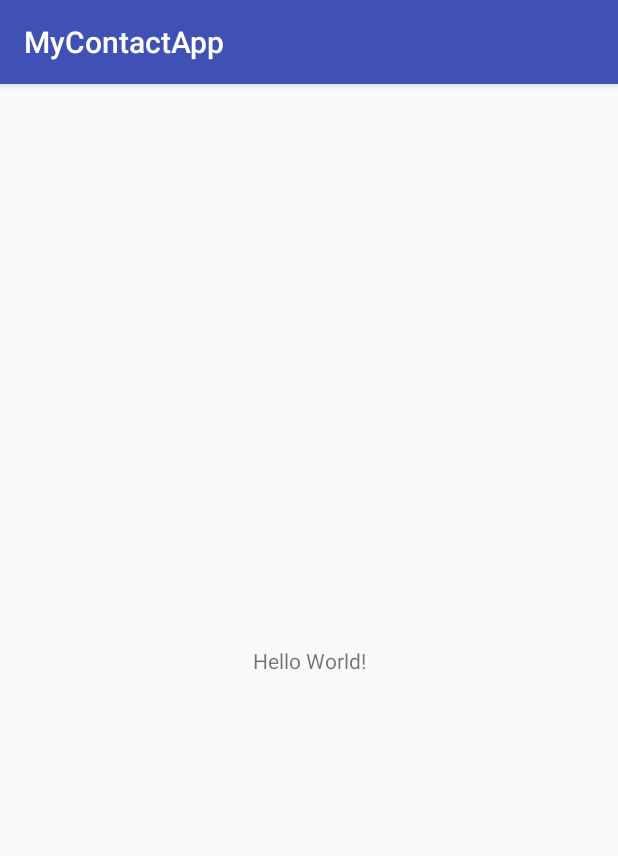
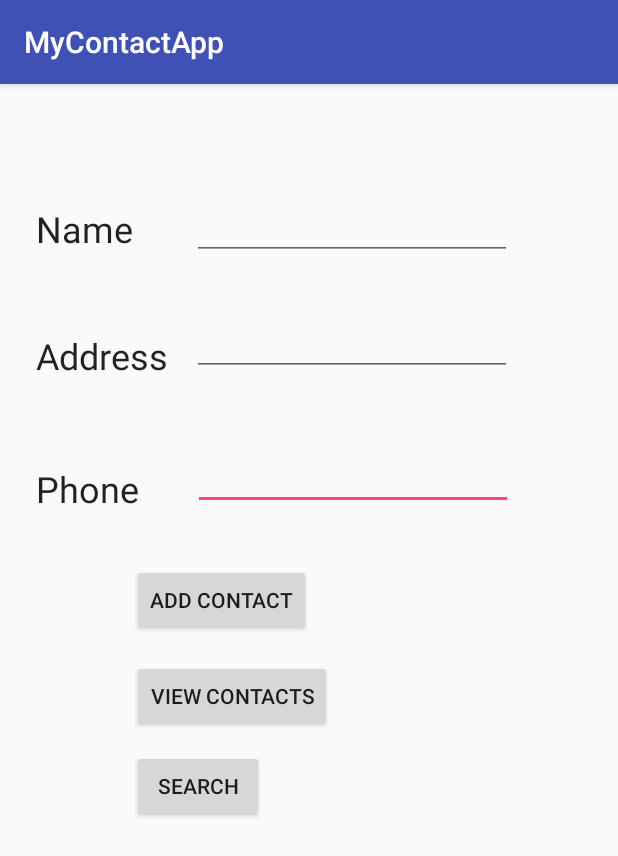
Before and after one commit to jonest8389/SQLnotes, an Android app: the screen it shows after launch (MainActivity), on a phone screen of 412 x 824 dp. Shown: the top 856 px of the screen. Run offline under Robolectric (Android 15) with nearby library versions, the phone set to English and light mode, and no system bars.

Commit message:
Added SearchActivity & worked on MainActivity

```diff
--- a/MyContactApp/app/src/main/AndroidManifest.xml
+++ b/MyContactApp/app/src/main/AndroidManifest.xml
@@ -16,6 +16,7 @@
                 <category android:name="android.intent.category.LAUNCHER" />
             </intent-filter>
         </activity>
+        <activity android:name=".SearchActivity"></activity>
     </application>
 
 </manifest>
--- a/MyContactApp/app/src/main/java/com/example/jonest8389/mycontactapp/DatabaseHelper.java
+++ b/MyContactApp/app/src/main/java/com/example/jonest8389/mycontactapp/DatabaseHelper.java
@@ -1,22 +1,28 @@
 package com.example.jonest8389.mycontactapp;
 
 import android.content.Context;
+import android.database.Cursor;
 import android.database.sqlite.SQLiteDatabase;
 import android.database.sqlite.SQLiteOpenHelper;
 import android.util.Log;
+import android.content.ContentValues;
 
 public class DatabaseHelper extends SQLiteOpenHelper {
 
-    public static final int DATABASE_VERSION = 1;
+    public static final int DATABASE_VERSION = 3;
     public static final String DATABASE_NAME = "Contact2018.db";
+
     public static final String TABLE_NAME = "Contact2018_table";
     public static final String ID = "ID";
-    public static final String COLUMN_NAME_CONTACT = "contact";
+    public static final String COLUMN_NAME_CONTACT = "name";
+    public static final String COLUMN_ADDRESS_CONTACT = "address";
+    public static final String COLUMN_PHONE_CONTACT = "phone";
 
     public static final String SQL_CREATE_ENTRIES =
             "CREATE TABLE " + TABLE_NAME + " (" +
                     ID + " INTEGER PRIMARY KEY AUTOINCREMENT," +
-                    COLUMN_NAME_CONTACT + " TEXT)";
+                    COLUMN_NAME_CONTACT + " TEXT," + COLUMN_ADDRESS_CONTACT
+                    + " TEXT," + COLUMN_PHONE_CONTACT + " TEXT)";
 
     public static final String SQL_DELETE_ENTRIES =
             "DROP TABLE IF EXISTS " + TABLE_NAME;
@@ -38,4 +44,30 @@ public class DatabaseHelper extends SQLiteOpenHelper {
         db.execSQL(SQL_DELETE_ENTRIES);
     }
 
+    public boolean insertData(String name){
+        Log.d("MyContactApp","DatabaseHelper: inserting data");
+        SQLiteDatabase db = this.getWritableDatabase();
+        ContentValues contentValues = new ContentValues();
+        contentValues.put(COLUMN_NAME_CONTACT, name);
+
+        long result = db.insert(TABLE_NAME, null, contentValues);
+
+        if (result == -1){
+           Log.d("MyContactApp","DatabaseHelper: Contact insert - FAILED");
+           return false;
+           }
+        else {
+            Log.d("MyContactApp","DatabaseHelper: Contact insert - PASSED");
+           return true;
+
+       }
+    }
+
+    public Cursor getAllData(){
+        Log.d("MyContactApp","DatabaseHelper: pulling all records from db");
+        SQLiteDatabase db = this.getWritableDatabase();
+        Cursor res = db.rawQuery("select * from " + TABLE_NAME, null);
+        return res;
+    }
+
 }
--- a/MyContactApp/app/src/main/res/layout/activity_main.xml
+++ b/MyContactApp/app/src/main/res/layout/activity_main.xml
@@ -7,12 +7,102 @@
     tools:context=".MainActivity">
 
     <TextView
+        android:id="@+id/textView_address"
         android:layout_width="wrap_content"
         android:layout_height="wrap_content"
-        android:text="Hello World!"
-        app:layout_constraintBottom_toBottomOf="parent"
-        app:layout_constraintLeft_toLeftOf="parent"
-        app:layout_constraintRight_toRightOf="parent"
+        android:layout_marginStart="24dp"
+        android:layout_marginTop="52dp"
+        android:text="Address"
+        android:textAppearance="@style/TextAppearance.AppCompat.Headline"
+        app:layout_constraintStart_toStartOf="parent"
+        app:layout_constraintTop_toBottomOf="@+id/textView_name" />
+
+    <TextView
+        android:id="@+id/textView_phone"
+        android:layout_width="wrap_content"
+        android:layout_height="wrap_content"
+        android:layout_marginStart="24dp"
+        android:layout_marginTop="56dp"
+        android:text="Phone"
+        android:textAppearance="@style/TextAppearance.AppCompat.Headline"
+        app:layout_constraintStart_toStartOf="parent"
+        app:layout_constraintTop_toBottomOf="@+id/textView_address" />
+
+    <TextView
+        android:id="@+id/textView_name"
+        android:layout_width="wrap_content"
+        android:layout_height="wrap_content"
+        android:layout_marginStart="24dp"
+        android:layout_marginTop="80dp"
+        android:text="Name"
+        android:textAppearance="@style/TextAppearance.AppCompat.Headline"
+        app:layout_constraintStart_toStartOf="parent"
         app:layout_constraintTop_toTopOf="parent" />
 
+    <EditText
+        android:id="@+id/editText_phone"
+        android:layout_width="wrap_content"
+        android:layout_height="wrap_content"
+        android:layout_marginStart="36dp"
+        android:layout_marginTop="44dp"
+        android:ems="10"
+        android:inputType="textPersonName"
+        app:layout_constraintStart_toEndOf="@+id/textView_phone"
+        app:layout_constraintTop_toBottomOf="@+id/editText_address" />
+
+    <EditText
+        android:id="@+id/editText_name"
+        android:layout_width="wrap_content"
+        android:layout_height="wrap_content"
+        android:layout_marginStart="16dp"
+        android:layout_marginTop="72dp"
+        android:ems="10"
+        android:inputType="textPersonName"
+        app:layout_constraintStart_toEndOf="@+id/textView_address"
+        app:layout_constraintTop_toTopOf="parent" />
+
+    <EditText
+        android:id="@+id/editText_address"
+        android:layout_width="wrap_content"
+        android:layout_height="wrap_content"
+        android:layout_marginStart="16dp"
+        android:layout_marginTop="32dp"
+        android:ems="10"
+        android:inputType="textPersonName"
+        app:layout_constraintStart_toEndOf="@+id/textView_address"
+        app:layout_constraintTop_toBottomOf="@+id/editText_name" />
+
+    <Button
+        android:id="@+id/button_add"
+        android:layout_width="wrap_content"
+        android:layout_height="wrap_content"
+        android:layout_marginStart="88dp"
+        android:layout_marginTop="36dp"
+        android:onClick="addData"
+        android:text="Add Contact"
+        app:layout_constraintStart_toStartOf="parent"
+        app:layout_constraintTop_toBottomOf="@+id/editText_phone" />
+
+    <Button
+        android:id="@+id/button_view"
+        android:layout_width="wrap_content"
+        android:layout_height="wrap_content"
+        android:layout_marginStart="88dp"
+        android:layout_marginTop="16dp"
+        android:onClick="viewData"
+        android:text="View Contacts"
+        app:layout_constraintStart_toStartOf="parent"
+        app:layout_constraintTop_toBottomOf="@+id/button_add" />
+
+    <Button
+        android:id="@+id/button_search"
+        android:layout_width="wrap_content"
+        android:layout_height="wrap_content"
+        android:layout_marginStart="88dp"
+        android:layout_marginTop="12dp"
+        android:onClick="searchRecord"
+        android:text="Search"
+        app:layout_constraintStart_toStartOf="parent"
+        app:layout_constraintTop_toBottomOf="@+id/button_view" />
+
 </android.support.constraint.ConstraintLayout>
```
Also changed, not shown: MyContactApp/app/src/main/java/com/example/jonest8389/mycontactapp/MainActivity.java (+66 -0 lines), MyContactApp/app/src/main/java/com/example/jonest8389/mycontactapp/SearchActivity.java (added, +32 -0 lines), MyContactApp/app/src/main/res/layout/activity_search.xml (added, +29 -0 lines).
